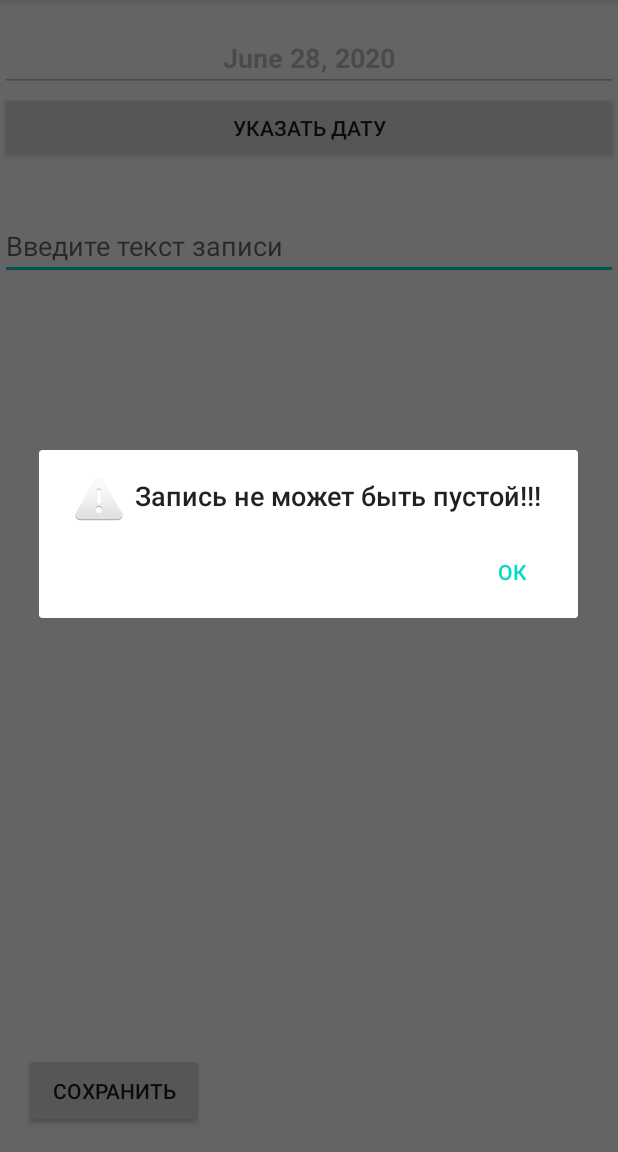
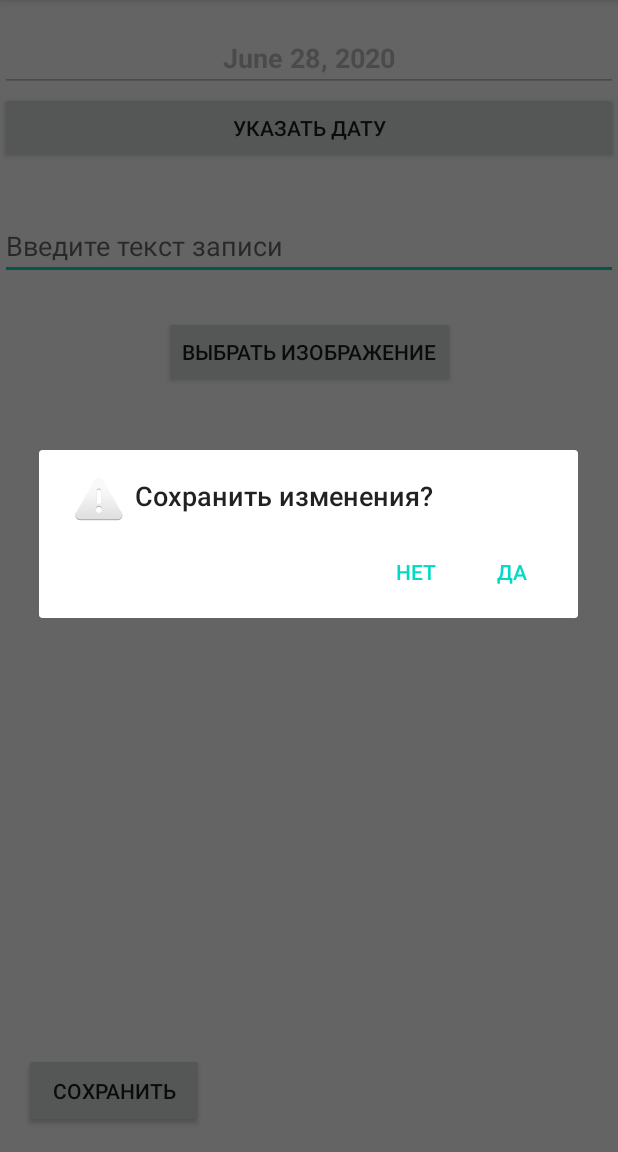
Before and after one commit to ProgressiveArt/MyDairy, an Android app: the DairyActivity screen opened directly, with no data from a screen before it, after a tap on "СОХРАНИТЬ", on a phone screen of 412 x 824 dp, the part 84-1236 px from its top. Run offline under Robolectric (Android 15) with nearby library versions, the phone set to English and light mode, and no system bars; libraries missing offline, so code that uses them is left out: pl.aprilapps.easyphotopicker; 3 statements that could not run were skipped.

Commit message:
Добавление картинки

```diff
--- a/app/build.gradle
+++ b/app/build.gradle
@@ -21,6 +21,7 @@ android {
         }
     }
 
+    project.ext{ kotlin_version = '1.2.41' }
 }
 
 dependencies {
@@ -35,7 +36,9 @@ dependencies {
     implementation 'androidx.preference:preference:1.1.0-rc01'
     implementation 'androidx.navigation:navigation-fragment:2.0.0'
     implementation 'androidx.navigation:navigation-ui:2.0.0'
+    implementation 'com.github.jkwiecien:EasyImage:3.0.4'
     testImplementation 'junit:junit:4.12'
     androidTestImplementation 'androidx.test.ext:junit:1.1.1'
     androidTestImplementation 'androidx.test.espresso:espresso-core:3.2.0'
+    implementation "org.jetbrains.kotlin:kotlin-stdlib:$kotlin_version"
 }
--- a/app/src/main/AndroidManifest.xml
+++ b/app/src/main/AndroidManifest.xml
@@ -1,6 +1,9 @@
 <?xml version="1.0" encoding="utf-8"?>
 <manifest xmlns:android="http://schemas.android.com/apk/res/android"
     package="com.example.mydairy">
+
+    <uses-permission android:name="android.permission.WRITE_EXTERNAL_STORAGE" />
+    <uses-permission android:name="android.permission.CAMERA" />
 
     <application
         android:allowBackup="true"
--- a/app/src/main/java/com/example/mydairy/DairyActivity.java
+++ b/app/src/main/java/com/example/mydairy/DairyActivity.java
@@ -1,21 +1,34 @@
 package com.example.mydairy;
 
+import android.app.Activity;
 import android.app.DatePickerDialog;
 import android.content.DialogInterface;
 import android.content.Intent;
+import android.graphics.Bitmap;
+import android.graphics.BitmapFactory;
+import android.graphics.drawable.BitmapDrawable;
 import android.os.Bundle;
 import android.text.format.DateUtils;
+import android.util.Base64;
 import android.view.MenuItem;
 import android.view.View;
 import android.widget.Button;
 import android.widget.DatePicker;
 import android.widget.EditText;
+import android.widget.ImageView;
 
+import androidx.annotation.NonNull;
 import androidx.appcompat.app.ActionBar;
 import androidx.appcompat.app.AlertDialog;
 import androidx.appcompat.app.AppCompatActivity;
 
+import java.io.ByteArrayOutputStream;
 import java.util.Calendar;
+
+import pl.aprilapps.easyphotopicker.DefaultCallback;
+import pl.aprilapps.easyphotopicker.EasyImage;
+import pl.aprilapps.easyphotopicker.MediaFile;
+import pl.aprilapps.easyphotopicker.MediaSource;
 
 public class DairyActivity extends AppCompatActivity {
 
@@ -23,7 +36,10 @@ public class DairyActivity extends AppCompatActivity {
     EditText recordBox;
     Button delButton;
     Button saveButton;
+    Button getImage;
     Calendar date = Calendar.getInstance();
+    EasyImage easyImage;
+    ImageView imageView;
 
     private DatabaseAdapter adapter;
     long recordId = 0;
@@ -36,13 +52,15 @@ public class DairyActivity extends AppCompatActivity {
         dateBox = findViewById(R.id.date);
         setInitialDateTime();
 
-        ActionBar actionBar =getSupportActionBar();
+        ActionBar actionBar = getSupportActionBar();
         actionBar.setHomeButtonEnabled(true);
         actionBar.setDisplayHomeAsUpEnabled(true);
 
         recordBox = findViewById(R.id.record);
         delButton = findViewById(R.id.deleteButton);
         saveButton = findViewById(R.id.saveButton);
+        getImage = findViewById(R.id.getImage);
+        imageView = findViewById(R.id.imageView2);
         adapter = new DatabaseAdapter(this);
 
 
@@ -60,17 +78,57 @@ public class DairyActivity extends AppCompatActivity {
         } else {
             delButton.setVisibility(View.GONE);
         }
+
+        final Activity thisActivity = this;
+        easyImage = new EasyImage.Builder(this)
+                .setCopyImagesToPublicGalleryFolder(false)
+                .allowMultiple(false)
+                .build();
+
+        getImage.setOnClickListener(new View.OnClickListener() {
+            @Override
+            public void onClick(View view) {
+                easyImage.openGallery(thisActivity);
+            }
+        });
+    }
+
+    protected void onActivityResult(int requestCode, int resultCode, Intent data) {
+        super.onActivityResult(requestCode, resultCode, data);
+
+        easyImage.handleActivityResult(requestCode, resultCode, data, this, new DefaultCallback() {
+            @Override
+            public void onMediaFilesPicked(MediaFile[] imageFiles, MediaSource source) {
+                MediaFile imageFile = imageFiles[0];
+                Bitmap bmp = BitmapFactory.decodeFile(imageFile.getFile().getAbsolutePath());
+                imageView.setImageBitmap(bmp);
+            }
+
+            @Override
+            public void onImagePickerError(@NonNull Throwable error, @NonNull MediaSource source) {
+                //Some error handling
+                error.printStackTrace();
+            }
+
+            @Override
+            public void onCanceled(@NonNull MediaSource source) {
+                //Not necessary to remove any files manually anymore
+            }
+        });
     }
 
     public void save(final View view) {
         String date = dateBox.getText().toString();
-        String record = recordBox.getText().toString();
-        final Record record1 = new Record(recordId, date, record);
+        String textRecord = recordBox.getText().toString();
+        String imageBase64 = getImageBase64();
+        final Record record = new Record(recordId, imageBase64, date, textRecord);
 
-        if (record.trim().equals("")) {
+        String alert = getAlert(record);
+
+        if (alert != null) {
             new AlertDialog.Builder(this)
                     .setIcon(android.R.drawable.ic_dialog_alert)
-                    .setTitle("Запись не может быть пустой!!!")
+                    .setTitle(alert)
                     .setPositiveButton("Ок", null)
                     .show();
         } else {
@@ -82,9 +140,9 @@ public class DairyActivity extends AppCompatActivity {
                         public void onClick(DialogInterface dialog, int which) {
                             adapter.open();
                             if ((recordId > 0)) {
-                                adapter.update(record1);
+                                adapter.update(record);
                             } else {
-                                adapter.insert(record1);
+                                adapter.insert(record);
                             }
                             adapter.close();
                             goHome(view);
@@ -93,6 +151,30 @@ public class DairyActivity extends AppCompatActivity {
                     .setNegativeButton("Нет", null)
                     .show();
         }
+    }
+
+    private String getImageBase64() {
+        if (imageView == null) {
+            return null;
+        }
+
+        Bitmap bitmap = ((BitmapDrawable) imageView.getDrawable()).getBitmap();
+        ByteArrayOutputStream baos = new ByteArrayOutputStream();
+        bitmap.compress(Bitmap.CompressFormat.PNG, 100, baos);
+        byte[] imageInByte = baos.toByteArray();
+        return Base64.encodeToString(imageInByte, Base64.DEFAULT);
+    }
+
+    private String getAlert(Record record) {
+        if (record.getRecord().trim().equals("")) {
+            return "Запись не может быть пустой!!!";
+        }
+
+        if (record.getImageBase64() == null) {
+            return "Картинка не загружена :с";
+        }
+
+        return null;
     }
 
     public void delete(final View view) {
--- a/app/src/main/java/com/example/mydairy/Record.java
+++ b/app/src/main/java/com/example/mydairy/Record.java
@@ -5,11 +5,13 @@ public class Record {
     private long id;
     private String date;
     private String record;
+    private String imageBase64;
 
-    Record(long id, String record, String date){
+    Record(long id, String imageBase64, String record, String date){
         this.id = id;
         this.record = record;
         this.date = date;
+        this.imageBase64 = imageBase64;
     }
     public long getId() {
         return id;
@@ -34,4 +36,12 @@ public class Record {
     public String toString() {
         return this.record + " : " + this.date;
     }
+
+    public String getImageBase64() {
+        return imageBase64;
+    }
+
+    public void setImageBase64(String imageBase64) {
+        this.imageBase64 = imageBase64;
+    }
 }
--- a/app/src/main/res/layout/activity_dairy.xml
+++ b/app/src/main/res/layout/activity_dairy.xml
@@ -67,4 +67,24 @@
         android:text="Удалить"
         app:layout_constraintBottom_toBottomOf="parent"
         app:layout_constraintEnd_toEndOf="parent" />
+
+    <Button
+        android:id="@+id/getImage"
+        android:layout_width="wrap_content"
+        android:layout_height="wrap_content"
+        android:layout_marginTop="8dp"
+        android:text="Выбрать изображение"
+        app:layout_constraintEnd_toEndOf="parent"
+        app:layout_constraintStart_toStartOf="parent"
+        app:layout_constraintTop_toBottomOf="@+id/imageView2" />
+
+    <ImageView
+        android:id="@+id/imageView2"
+        android:layout_width="wrap_content"
+        android:layout_height="wrap_content"
+        android:layout_marginTop="16dp"
+        app:layout_constraintEnd_toEndOf="parent"
+        app:layout_constraintStart_toStartOf="parent"
+        app:layout_constraintTop_toBottomOf="@+id/record"
+        tools:srcCompat="@tools:sample/avatars" />
 </androidx.constraintlayout.widget.ConstraintLayout>
--- a/app/src/main/res/layout/activity_dairy_main.xml
+++ b/app/src/main/res/layout/activity_dairy_main.xml
@@ -48,12 +48,10 @@
         android:id="@+id/list"
         android:layout_width="408dp"
         android:layout_height="580dp"
-        android:layout_marginEnd="1dp"
         android:divider="@android:color/background_light"
         android:dividerHeight="10.0sp"
         app:layout_constraintBottom_toTopOf="@+id/button"
         app:layout_constraintEnd_toEndOf="parent"
-        app:layout_constraintHorizontal_bias="1.0"
         app:layout_constraintStart_toStartOf="parent"
         app:layout_constraintTop_toBottomOf="@+id/dateButton" />
 </androidx.constraintlayout.widget.ConstraintLayout>
--- a/build.gradle
+++ b/build.gradle
@@ -8,9 +8,7 @@ buildscript {
 
     }
     dependencies {
-        classpath 'com.android.tools.build:gradle:3.6.3'
-
-
+        classpath 'com.android.tools.build:gradle:4.0.0'
         // NOTE: Do not place your application dependencies here; they belong
         // in the individual module build.gradle files
     }
@@ -20,7 +18,7 @@ allprojects {
     repositories {
         google()
         jcenter()
-
+        maven { url 'https://jitpack.io' }
     }
 }
 
```
Also changed, not shown: app/src/main/java/com/example/mydairy/DairyActivityMain.java (+15 -15 lines), app/src/main/java/com/example/mydairy/DatabaseAdapter.java (+24 -35 lines), app/src/main/java/com/example/mydairy/DatabaseHelper.java (+6 -7 lines), app/src/main/res/layout/item_dairy_record.xml (added, +39 -0 lines), gradle/wrapper/gradle-wrapper.properties, 1 other file.
